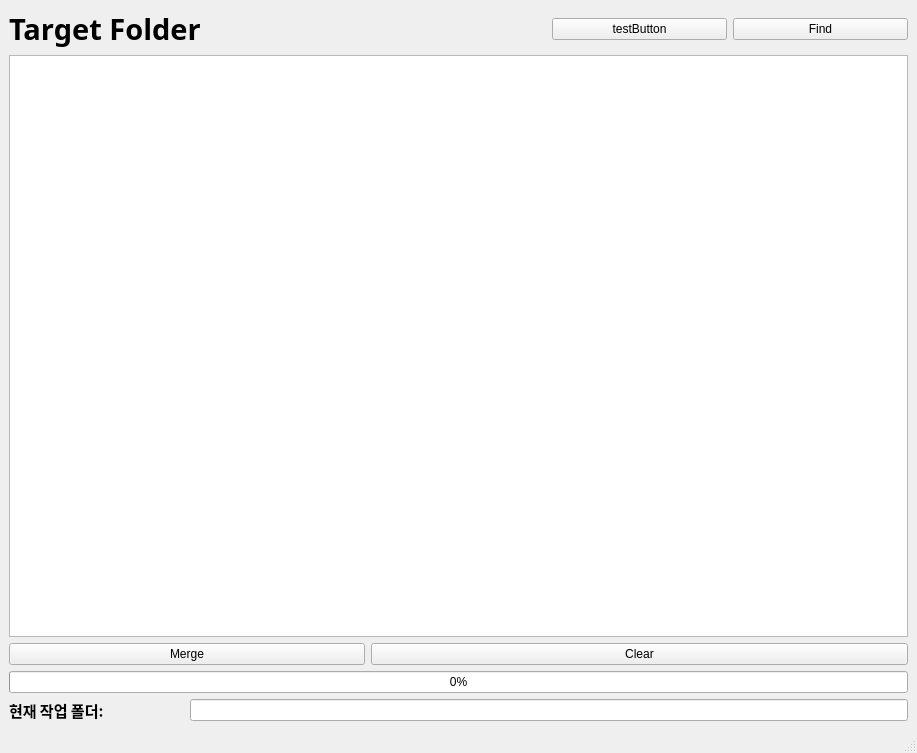
Before: the Qt Designer form pyqtUI.ui in anthem53/MergeFIleInOneFolder, drawn with Qt 5.
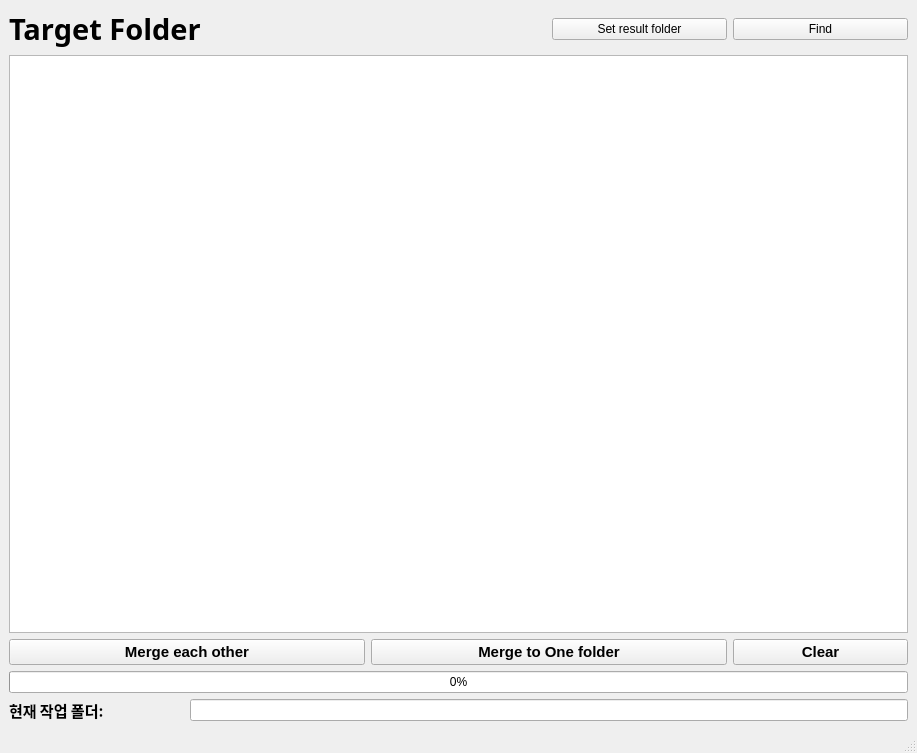
After: the same form once the commit is applied.

What changed in the file:
```diff
--- a/pyqtUI.ui
+++ b/pyqtUI.ui
@@ -15,7 +15,7 @@
   </property>
   <widget class="QWidget" name="centralwidget">
    <layout class="QGridLayout" name="gridLayout">
-    <item row="0" column="0">
+    <item row="1" column="0">
      <layout class="QGridLayout" name="gridLayout_2">
       <item row="6" column="0" colspan="5">
        <widget class="QListWidget" name="targetFolderList">
@@ -83,20 +83,6 @@
         </property>
        </widget>
       </item>
-      <item row="7" column="0" colspan="2">
-       <widget class="QPushButton" name="mergeButton">
-        <property name="text">
-         <string>Merge</string>
-        </property>
-       </widget>
-      </item>
-      <item row="7" column="2" colspan="3">
-       <widget class="QPushButton" name="clearButton">
-        <property name="text">
-         <string>Clear</string>
-        </property>
-       </widget>
-      </item>
       <item row="8" column="0" colspan="5">
        <widget class="QProgressBar" name="progressBar">
         <property name="value">
@@ -107,7 +93,75 @@
       <item row="2" column="3">
        <widget class="QPushButton" name="testButton">
         <property name="text">
-         <string>testButton</string>
+         <string>Set result folder</string>
+        </property>
+       </widget>
+      </item>
+      <item row="7" column="4">
+       <widget class="QPushButton" name="clearButton">
+        <property name="font">
+         <font>
+          <family>Arial</family>
+          <pointsize>11</pointsize>
+          <weight>75</weight>
+          <bold>true</bold>
+         </font>
+        </property>
+        <property name="text">
+         <string>Clear</string>
+        </property>
+       </widget>
+      </item>
+      <item row="7" column="2" colspan="2">
+       <widget class="QPushButton" name="mergeToOneButton">
+        <property name="font">
+         <font>
+          <family>Arial</family>
+          <pointsize>11</pointsize>
+          <weight>75</weight>
+          <italic>false</italic>
+          <bold>true</bold>
+         </font>
+        </property>
+        <property name="text">
+         <string>Merge to One folder</string>
+        </property>
+       </widget>
+      </item>
+      <item row="7" column="0" colspan="2">
+       <widget class="QPushButton" name="mergeButton">
+        <property name="font">
+         <font>
+          <family>Arial</family>
+          <pointsize>11</pointsize>
+          <weight>75</weight>
+          <bold>true</bold>
+         </font>
+        </property>
+        <property name="text">
+         <string>Merge each other</string>
+        </property>
+       </widget>
+      </item>
+      <item row="6" column="0" colspan="5">
+       <widget class="QListWidget" name="targetFolderList">
+        <property name="frameShape">
+         <enum>QFrame::StyledPanel</enum>
+        </property>
+        <property name="frameShadow">
+         <enum>QFrame::Sunken</enum>
+        </property>
+        <property name="lineWidth">
+         <number>2</number>
+        </property>
+        <property name="midLineWidth">
+         <number>0</number>
+        </property>
+        <property name="dragEnabled">
+         <bool>true</bool>
+        </property>
+        <property name="dragDropMode">
+         <enum>QAbstractItemView::DragDrop</enum>
         </property>
        </widget>
       </item>
```
Left out of the diff: 32 changed lines with no effect on the pictures.
